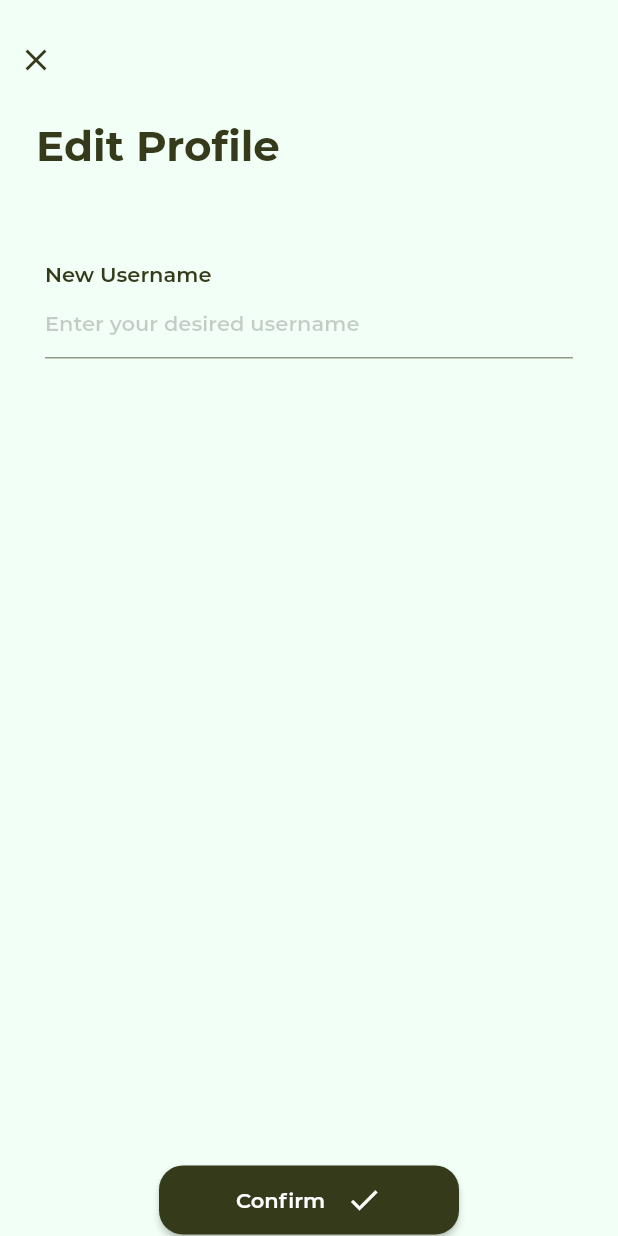
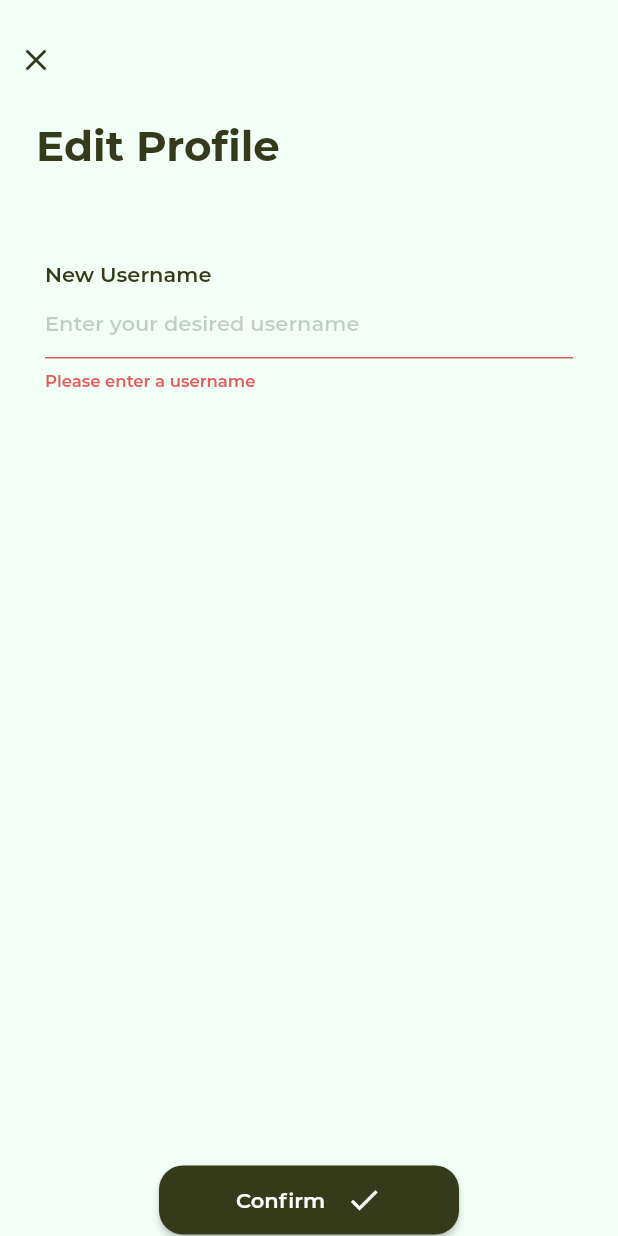
Before and after one commit to nazrinharris/farmhub, a Flutter app: the EditProfileScreen screen opened by its route, after a tap on "Confirm", on a phone screen of 412 x 824 dp. Run offline on Flutter 3.47's test engine with Material 2 defaults, Android fonts, the phone set to English and light mode, and no system bars; our stand-ins replace bloc, clock, cloud_firestore, equatable, firebase_auth, firebase_core and 12 more; missing offline and left inert: bottom_nav_layout, cloud_firestore_web, firebase_auth_web, firebase_core_web, google_sign_in_web, ndialog and 1 more; accounts and stored records are empty; project files that could hold a hidden picture were left out.

Commit message:
Progress on #94
Implemented edit profile

```diff
--- a/lib/presentation/global/cubit/global_ui_cubit.dart
+++ b/lib/presentation/global/cubit/global_ui_cubit.dart
@@ -6,12 +6,17 @@ part 'global_ui_cubit.freezed.dart';
 
 class GlobalUICubit extends Cubit<GlobalUIState> {
   GlobalUICubit()
-      : super(const GlobalUIState.initial(GlobalUIProps(
-          shouldRefreshMain: false,
-          shouldRefreshProduce: false,
-          shouldRefreshPrice: false,
-          shouldRefreshFavorites: false,
-        )));
+      : super(
+          const GlobalUIState.initial(
+            GlobalUIProps(
+              shouldRefreshMain: false,
+              shouldRefreshProduce: false,
+              shouldRefreshPrice: false,
+              shouldRefreshFavorites: false,
+              shouldRefreshProfile: false,
+            ),
+          ),
+        );
 
   void setShouldRefreshMain(bool shouldRefreshMain) {
     emit(state.copyWith(props: state.props.copyWith(shouldRefreshMain: shouldRefreshMain)));
@@ -28,4 +33,8 @@ class GlobalUICubit extends Cubit<GlobalUIState> {
   void setShouldRefreshFavorites(bool shouldRefresh) {
     emit(state.copyWith(props: state.props.copyWith(shouldRefreshFavorites: shouldRefresh)));
   }
+
+  void setShouldRefreshProfile(bool shouldRefresh) {
+    emit(state.copyWith(props: state.props.copyWith(shouldRefreshProfile: shouldRefresh)));
+  }
 }
--- a/lib/presentation/global/cubit/global_ui_state.dart
+++ b/lib/presentation/global/cubit/global_ui_state.dart
@@ -15,5 +15,6 @@ class GlobalUIProps with _$GlobalUIProps {
     required bool shouldRefreshProduce,
     required bool shouldRefreshPrice,
     required bool shouldRefreshFavorites,
+    required bool shouldRefreshProfile,
   }) = _GlobalUIProps;
 }
--- a/lib/presentation/smart_widgets/produce_dialogs/app_dialogs.dart
+++ b/lib/presentation/smart_widgets/produce_dialogs/app_dialogs.dart
@@ -526,3 +526,36 @@ ProgressDialog returnDeleteSubPriceProgressDialog(BuildContext context) {
     ),
   );
 }
+
+ProgressDialog returnProgressDialog(
+  BuildContext context, {
+  required String loadingTitle,
+  required String loadingMessage,
+  Color? indicatorColor,
+  Color? textColor,
+}) {
+  return ProgressDialog(
+    context,
+    dialogTransitionType: DialogTransitionType.Bubble,
+    blur: 4,
+    dismissable: false,
+    title: Container(
+      padding: const EdgeInsets.only(left: 14, right: 14, top: 14),
+      child: Text(
+        loadingTitle,
+        style: Theme.of(context).textTheme.bodyText2!.copyWith(color: textColor),
+      ),
+    ),
+    message: Padding(
+      padding: const EdgeInsets.only(top: 14, bottom: 14, right: 14, left: 14),
+      child: Text(
+        loadingMessage,
+        style: Theme.of(context).textTheme.bodyText1,
+      ),
+    ),
+    defaultLoadingWidget: Container(
+      padding: const EdgeInsets.only(left: 14),
+      child: CupertinoActivityIndicator(color: indicatorColor),
+    ),
+  );
+}
--- /dev/null
+++ b/lib/presentation/views/edit_profile_screen/cubit/edit_profile_cubit.dart
@@ -0,0 +1,69 @@
+import 'package:bloc/bloc.dart';
+import 'package:farmhub/core/auth/domain/entities/farmhub_user/farmhub_user.dart';
+import 'package:farmhub/core/auth/domain/i_auth_repository.dart';
+import 'package:farmhub/core/auth/global_auth_cubit/global_auth_cubit.dart';
+import 'package:farmhub/core/errors/failures.dart';
+import 'package:farmhub/presentation/global/cubit/global_ui_cubit.dart';
+import 'package:farmhub/presentation/smart_widgets/multiple_fields_form/multiple_fields_form_bloc.dart';
+import 'package:farmhub/presentation/smart_widgets/primary_button_aware/primary_button_aware_cubit.dart';
+import 'package:farmhub/presentation/smart_widgets/produce_dialogs/app_dialogs.dart';
+import 'package:flutter/widgets.dart';
+import 'package:freezed_annotation/freezed_annotation.dart';
+
+part 'edit_profile_state.dart';
+part 'edit_profile_cubit.freezed.dart';
+
+class EditProfileCubit extends Cubit<EditProfileState> {
+  final GlobalAuthCubit globalAuthCubit;
+  final GlobalUICubit globalUICubit;
+  final IAuthRepository authRepository;
+  final PrimaryButtonAwareCubit primaryButtonAwareCubit;
+  final FirstTwoFieldsFormBloc formBloc;
+
+  EditProfileCubit({
+    required this.globalAuthCubit,
+    required this.authRepository,
+    required this.globalUICubit,
+    required this.primaryButtonAwareCubit,
+    required this.formBloc,
+  }) : super(EditProfileState.initial());
+
+  Future<void> execEditProfile(BuildContext context) async {
+    formBloc.add(enableAlwaysValidation);
+    formBloc.add(unfocusAllNodes);
+
+    final bool isFormValid = formBloc.state.props.formKey.currentState!.validate();
+
+    if (isFormValid) {
+      final newUsername = formBloc.state.props.firstFieldValue;
+
+      final progressDialog = returnProgressDialog(context,
+          loadingTitle: "Saving changes..", loadingMessage: "It may take a moment, please wait.");
+
+      emit(EditProfileState.loading());
+      primaryButtonAwareCubit.triggerLoading();
+      progressDialog.show();
+
+      final FarmhubUser farmhubUser = globalAuthCubit.state.farmhubUser!;
+      final updatedFarmhubUser = farmhubUser.copyWith(username: newUsername!);
+
+      final result = await authRepository.updateRemoteUser(newUserData: updatedFarmhubUser);
+
+      result.fold(
+        (f) {
+          emit(EditProfileState.error(f));
+          primaryButtonAwareCubit.triggerFirstPage();
+          progressDialog.dismiss();
+          showErrorDialog(context: context, failure: f);
+        },
+        (user) {
+          emit(EditProfileState.success());
+          primaryButtonAwareCubit.triggerFirstPage();
+          progressDialog.dismiss();
+          globalUICubit.setShouldRefreshProfile(true);
+          Navigator.of(context).pop();
+        },
+      );
+    }
+  }
+}
--- /dev/null
+++ b/lib/presentation/views/edit_profile_screen/cubit/edit_profile_state.dart
@@ -0,0 +1,9 @@
+part of 'edit_profile_cubit.dart';
+
+@freezed
+class EditProfileState with _$EditProfileState {
+  const factory EditProfileState.initial() = EditProfileInitial;
+  const factory EditProfileState.loading() = EditProfileLoading;
+  const factory EditProfileState.success() = EditProfileSuccess;
+  const factory EditProfileState.error(Failure failure) = EditProfileError;
+}
--- a/lib/presentation/views/edit_profile_screen/edit_profile_screen.dart
+++ b/lib/presentation/views/edit_profile_screen/edit_profile_screen.dart
@@ -1,5 +1,8 @@
 // ignore_for_file: prefer_const_constructors
 
+import 'package:farmhub/locator.dart';
+import 'package:farmhub/presentation/smart_widgets/produce_dialogs/app_dialogs.dart';
+import 'package:farmhub/presentation/views/edit_profile_screen/cubit/edit_profile_cubit.dart';
 import 'package:flutter/material.dart';
 import 'package:flutter_bloc/flutter_bloc.dart';
 
@@ -19,10 +22,18 @@ class EditProfileScreen extends StatelessWidget {
         BlocProvider<FirstTwoFieldsFormBloc>(
           create: (context) => MultipleFieldsFormBloc(),
         ),
-        BlocProvider(create: (context) => PrimaryButtonAwareCubit())
+        BlocProvider(create: (context) => PrimaryButtonAwareCubit()),
       ],
       child: Builder(builder: (context) {
-        return Builder(builder: (context) {
+        return BlocProvider(
+          create: (context) => EditProfileCubit(
+            globalAuthCubit: locator(),
+            authRepository: locator(),
+            globalUICubit: locator(),
+            primaryButtonAwareCubit: context.read<PrimaryButtonAwareCubit>(),
+            formBloc: context.read<FirstTwoFieldsFormBloc>(),
+          ),
+          child: Builder(builder: (context) {
             return Scaffold(
               resizeToAvoidBottomInset: false,
               extendBodyBehindAppBar: true,
@@ -67,7 +78,9 @@ class EditProfileScreen extends StatelessWidget {
                           Icons.done,
                           color: Colors.white,
                         ),
-                      firstPageOnPressed: () {},
+                        firstPageOnPressed: () {
+                          context.read<EditProfileCubit>().execEditProfile(context);
+                        },
                         type: PrimaryButtonAwareType.onePage,
                         width: 200,
                       ),
@@ -76,7 +89,8 @@ class EditProfileScreen extends StatelessWidget {
                 ),
               ),
             );
-        });
+          }),
+        );
       }),
     );
   }
```
Also changed, not shown: lib/presentation/views/profile_screen/profile_screen.dart (+11 -2 lines), lib/presentation/global/cubit/global_ui_cubit.freezed.dart, lib/presentation/views/edit_profile_screen/cubit/edit_profile_cubit.freezed.dart (added). Lines whose indentation alone changed are shown as unchanged.
